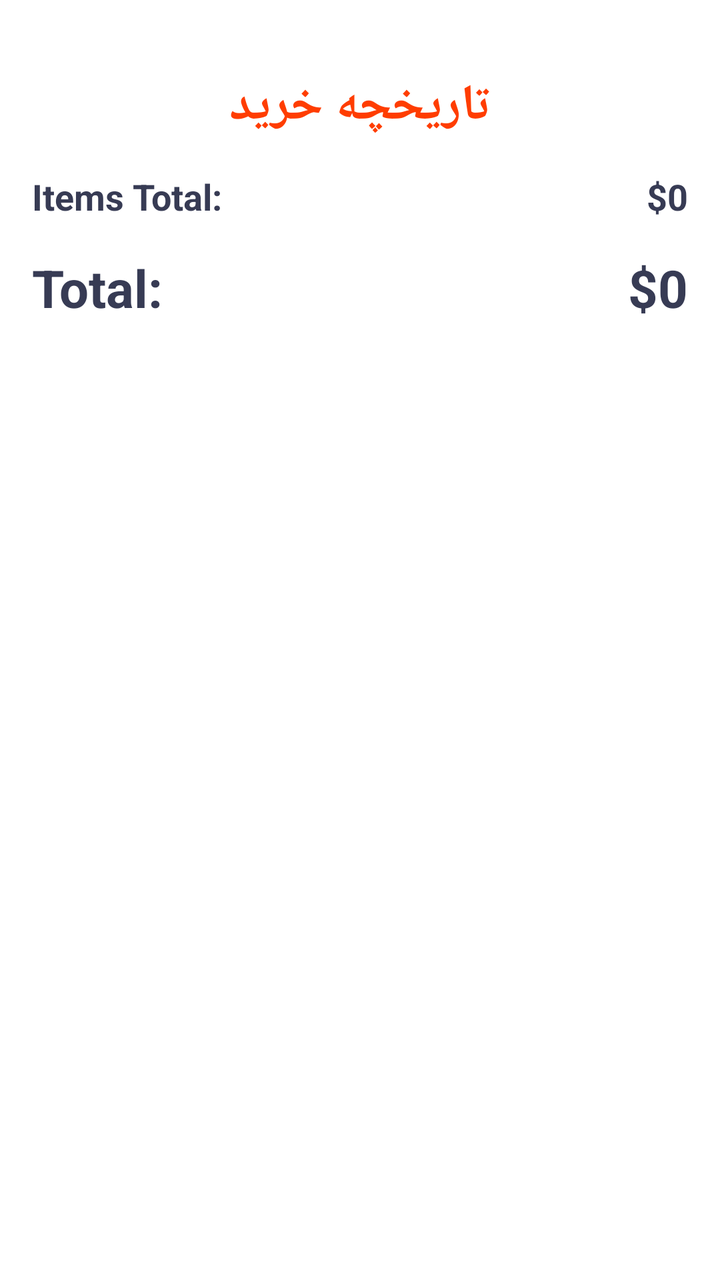
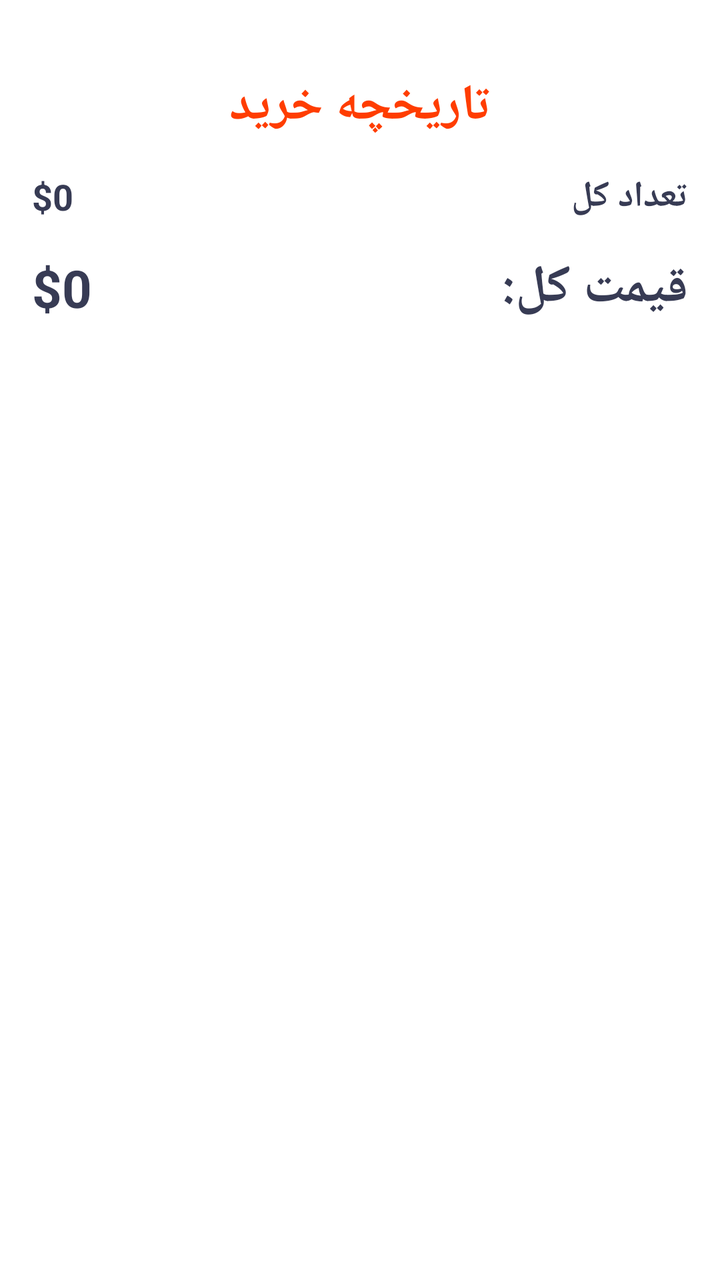

An Android layout rendered at two revisions. The XML below is the earlier revision; the diff shows what the commit changed to produce the second picture.
<!-- AndroidManifest.xml: application theme Theme.Fragment4 -->
<!-- res/layout/profile_fragment.xml -->
<?xml version="1.0" encoding="utf-8"?>
<androidx.constraintlayout.widget.ConstraintLayout xmlns:android="http://schemas.android.com/apk/res/android"
    xmlns:app="http://schemas.android.com/apk/res-auto"
    xmlns:tools="http://schemas.android.com/tools"
    android:layout_width="match_parent"
    android:layout_height="match_parent"
    android:background="@color/white"
    tools:context=".CartActivity">

    <ScrollView
        android:layout_width="0dp"
        android:layout_height="0dp"
        android:layout_marginTop="20dp"
        app:layout_constraintBottom_toBottomOf="parent"
        app:layout_constraintEnd_toEndOf="parent"
        app:layout_constraintStart_toStartOf="parent"
        app:layout_constraintTop_toTopOf="parent">

        <LinearLayout
            android:layout_width="match_parent"
            android:layout_height="wrap_content"
            android:orientation="vertical">

            <androidx.constraintlayout.widget.ConstraintLayout
                android:layout_width="match_parent"
                android:layout_height="match_parent">

                <TextView
                    android:id="@+id/htextView11"
                    android:layout_width="wrap_content"
                    android:layout_height="wrap_content"
                    android:layout_marginTop="16dp"
                    android:text="تاریخچه خرید"
                    android:textAlignment="center"
                    android:textColor="#ff3d00"
                    android:textSize="25sp"
                    android:textStyle="bold"
                    app:layout_constraintEnd_toStartOf="@+id/hguideline6"
                    app:layout_constraintStart_toStartOf="@+id/hguideline7"
                    app:layout_constraintTop_toTopOf="parent" />

                <androidx.recyclerview.widget.RecyclerView
                    android:id="@+id/hrvItemsInCart"
                    android:layout_width="0dp"
                    android:layout_height="wrap_content"
                    app:layout_constraintEnd_toStartOf="@+id/hguideline6"
                    app:layout_constraintStart_toStartOf="@+id/hguideline7"
                    app:layout_constraintTop_toBottomOf="@+id/htextView11" />

                <androidx.constraintlayout.widget.Guideline
                    android:id="@+id/hguideline6"
                    android:layout_width="wrap_content"
                    android:layout_height="wrap_content"
                    android:orientation="vertical"
                    app:layout_constraintGuide_end="16dp" />

                <androidx.constraintlayout.widget.Guideline
                    android:id="@+id/hguideline7"
                    android:layout_width="wrap_content"
                    android:layout_height="wrap_content"
                    android:orientation="vertical"
                    app:layout_constraintGuide_begin="16dp" />

                <TextView
                    android:id="@+id/htextView13"
                    android:layout_width="0dp"
                    android:layout_height="wrap_content"
                    android:layout_marginTop="16dp"
                    android:text="Items Total:"
                    android:textColor="#373b54"
                    android:textSize="18sp"
                    android:textStyle="bold"
                    app:layout_constraintEnd_toStartOf="@+id/htxtTotalFee"
                    app:layout_constraintHorizontal_bias="0.5"
                    app:layout_constraintStart_toStartOf="@+id/hguideline7"
                    app:layout_constraintTop_toBottomOf="@+id/hrvItemsInCart" />

                <TextView
                    android:id="@+id/htxtTotalFee"
                    android:layout_width="wrap_content"
                    android:layout_height="wrap_content"
                    android:layout_marginTop="16dp"
                    android:text="$0"
                    android:textColor="#373b54"
                    android:textSize="18sp"
                    android:textStyle="bold"
                    app:layout_constraintEnd_toStartOf="@+id/hguideline6"
                    app:layout_constraintHorizontal_bias="0.5"
                    app:layout_constraintStart_toEndOf="@+id/htextView13"
                    app:layout_constraintTop_toBottomOf="@+id/hrvItemsInCart" />

                <TextView
                    android:id="@+id/htextView19"
                    android:layout_width="0dp"
                    android:layout_height="wrap_content"
                    android:layout_marginTop="16dp"
                    android:text="Total:"
                    android:textColor="#373b54"
                    android:textSize="26sp"
                    android:textStyle="bold"
                    app:layout_constraintEnd_toStartOf="@+id/textView20"
                    app:layout_constraintHorizontal_bias="0.5"
                    app:layout_constraintStart_toStartOf="@+id/hguideline7"
                    app:layout_constraintTop_toBottomOf="@+id/htxtTotalFee" />

                <TextView
                    android:id="@+id/textView20"
                    android:layout_width="wrap_content"
                    android:layout_height="wrap_content"
                    android:layout_marginTop="16dp"
                    android:text="$0"
                    android:textColor="#373b54"
                    android:textSize="26sp"
                    android:textStyle="bold"
                    app:layout_constraintEnd_toStartOf="@+id/hguideline6"
                    app:layout_constraintHorizontal_bias="0.5"
                    app:layout_constraintStart_toEndOf="@+id/htextView19"
                    app:layout_constraintTop_toBottomOf="@+id/htxtTotalFee" />

            </androidx.constraintlayout.widget.ConstraintLayout>

        </LinearLayout>
    </ScrollView>

</androidx.constraintlayout.widget.ConstraintLayout>
<!-- resources referenced by this layout -->
<resources>
  <color name="white">#FFFFFFFF</color>
  <style name="Theme.Fragment4" parent="Base.Theme.Fragment4" />
  <style name="Base.Theme.Fragment4" parent="Theme.Material3.DayNight.NoActionBar">
          
          
      </style>
</resources>

<!-- the commit's change to res/layout/profile_fragment.xml (unified diff, before → after) -->
@@ -66,13 +66,13 @@
                     android:layout_width="0dp"
                     android:layout_height="wrap_content"
                     android:layout_marginTop="16dp"
-                    android:text="Items Total:"
+                    android:text="تعداد کل"
                     android:textColor="#373b54"
                     android:textSize="18sp"
                     android:textStyle="bold"
-                    app:layout_constraintEnd_toStartOf="@+id/htxtTotalFee"
+                    app:layout_constraintEnd_toEndOf="@+id/hguideline6"
                     app:layout_constraintHorizontal_bias="0.5"
-                    app:layout_constraintStart_toStartOf="@+id/hguideline7"
+
                     app:layout_constraintTop_toBottomOf="@+id/hrvItemsInCart" />
 
                 <TextView
@@ -84,9 +84,9 @@
                     android:textColor="#373b54"
                     android:textSize="18sp"
                     android:textStyle="bold"
-                    app:layout_constraintEnd_toStartOf="@+id/hguideline6"
                     app:layout_constraintHorizontal_bias="0.5"
-                    app:layout_constraintStart_toEndOf="@+id/htextView13"
+                    app:layout_constraintStart_toStartOf="@+id/hguideline7"
+
                     app:layout_constraintTop_toBottomOf="@+id/hrvItemsInCart" />
 
                 <TextView
@@ -94,13 +94,13 @@
                     android:layout_width="0dp"
                     android:layout_height="wrap_content"
                     android:layout_marginTop="16dp"
-                    android:text="Total:"
+                    android:text="قیمت کل:"
                     android:textColor="#373b54"
                     android:textSize="26sp"
                     android:textStyle="bold"
-                    app:layout_constraintEnd_toStartOf="@+id/textView20"
+
+                    app:layout_constraintEnd_toEndOf="@+id/hguideline6"
                     app:layout_constraintHorizontal_bias="0.5"
-                    app:layout_constraintStart_toStartOf="@+id/hguideline7"
                     app:layout_constraintTop_toBottomOf="@+id/htxtTotalFee" />
 
                 <TextView
@@ -112,9 +112,9 @@
                     android:textColor="#373b54"
                     android:textSize="26sp"
                     android:textStyle="bold"
-                    app:layout_constraintEnd_toStartOf="@+id/hguideline6"
                     app:layout_constraintHorizontal_bias="0.5"
-                    app:layout_constraintStart_toEndOf="@+id/htextView19"
+                    app:layout_constraintStart_toStartOf="@+id/hguideline7"
+
                     app:layout_constraintTop_toBottomOf="@+id/htxtTotalFee" />
 
             </androidx.constraintlayout.widget.ConstraintLayout>
